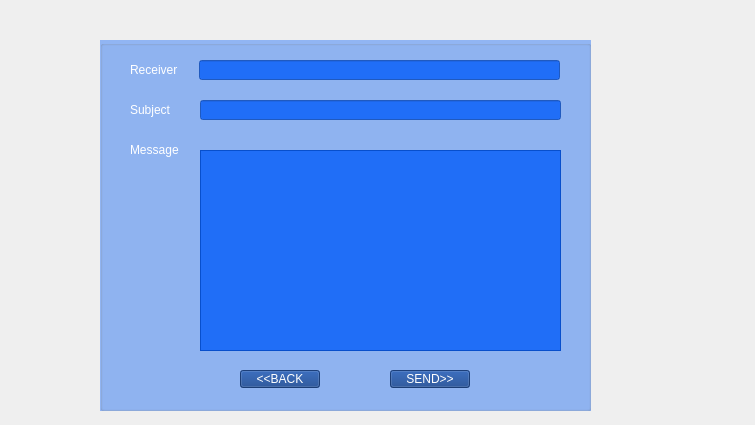
Old version of the form mailApp/qsend.ui in the repository StarDream-x/MailBox.
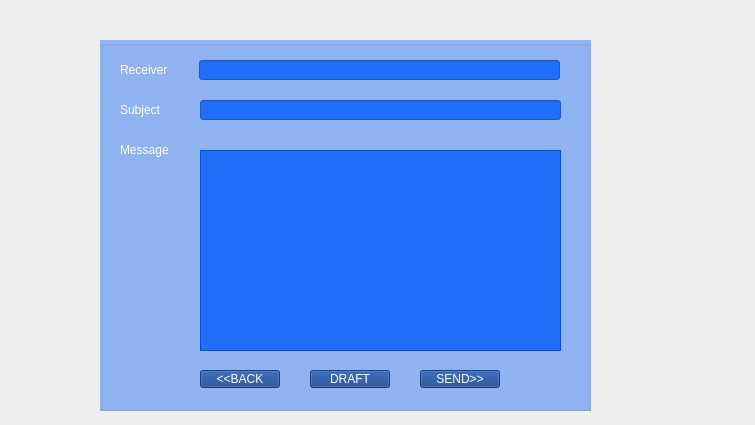
New version of the form. Icons and pictures are not drawn.

Diff of the .ui file:
```diff
--- a/mailApp/qsend.ui
+++ b/mailApp/qsend.ui
@@ -34,9 +34,9 @@
    <widget class="QLabel" name="label_5">
     <property name="geometry">
      <rect>
-      <x>30</x>
+      <x>20</x>
       <y>10</y>
-      <width>51</width>
+      <width>61</width>
       <height>41</height>
      </rect>
     </property>
@@ -77,9 +77,9 @@
    <widget class="QLabel" name="label_6">
     <property name="geometry">
      <rect>
-      <x>30</x>
+      <x>20</x>
       <y>50</y>
-      <width>51</width>
+      <width>61</width>
       <height>41</height>
      </rect>
     </property>
@@ -106,9 +106,9 @@
    <widget class="QLabel" name="label_7">
     <property name="geometry">
      <rect>
-      <x>30</x>
+      <x>20</x>
       <y>90</y>
-      <width>51</width>
+      <width>61</width>
       <height>41</height>
      </rect>
     </property>
@@ -135,7 +135,7 @@
    <widget class="QPushButton" name="sendButton">
     <property name="geometry">
      <rect>
-      <x>290</x>
+      <x>320</x>
       <y>330</y>
       <width>80</width>
       <height>18</height>
@@ -167,7 +167,7 @@
    <widget class="QPushButton" name="backButton">
     <property name="geometry">
      <rect>
-      <x>140</x>
+      <x>100</x>
       <y>330</y>
       <width>80</width>
       <height>18</height>
@@ -199,6 +199,24 @@
      <string/>
     </property>
    </widget>
+   <widget class="QPushButton" name="draftButton">
+    <property name="geometry">
+     <rect>
+      <x>210</x>
+      <y>330</y>
+      <width>80</width>
+      <height>18</height>
+     </rect>
+    </property>
+    <property name="styleSheet">
+     <string notr="true">font: 700 9pt &quot;System&quot;;
+background-color: rgba(12, 57, 134, 200);
+color: rgb(255, 255, 255);</string>
+    </property>
+    <property name="text">
+     <string>DRAFT</string>
+    </property>
+   </widget>
   </widget>
  </widget>
  <resources/>
```
